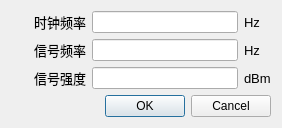
Quenii/ADCEVM, file soft/zebra-scope/SignalSettingsDialog.ui: the form before one commit.
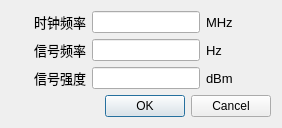
The form after the commit.

```diff
--- a/soft/zebra-scope/SignalSettingsDialog.ui
+++ b/soft/zebra-scope/SignalSettingsDialog.ui
@@ -56,17 +56,11 @@
      </item>
      <item row="0" column="2">
       <widget class="QLabel" name="labl_25">
-       <property name="minimumSize">
-        <size>
-         <width>20</width>
-         <height>0</height>
-        </size>
-       </property>
-       <property name="maximumSize">
-        <size>
-         <width>20</width>
-         <height>16777215</height>
-        </size>
+       <property name="sizePolicy">
+        <sizepolicy hsizetype="Minimum" vsizetype="Preferred">
+         <horstretch>0</horstretch>
+         <verstretch>0</verstretch>
+        </sizepolicy>
        </property>
        <property name="font">
         <font>
@@ -75,7 +69,7 @@
         </font>
        </property>
        <property name="text">
-        <string>Hz</string>
+        <string>MHz</string>
        </property>
       </widget>
      </item>
@@ -107,6 +101,12 @@
      </item>
      <item row="1" column="2">
       <widget class="QLabel" name="labl_26">
+       <property name="sizePolicy">
+        <sizepolicy hsizetype="Minimum" vsizetype="Preferred">
+         <horstretch>0</horstretch>
+         <verstretch>0</verstretch>
+        </sizepolicy>
+       </property>
        <property name="font">
         <font>
          <family>Arial</family>
@@ -146,6 +146,12 @@
      </item>
      <item row="2" column="2">
       <widget class="QLabel" name="labl_18">
+       <property name="sizePolicy">
+        <sizepolicy hsizetype="Minimum" vsizetype="Preferred">
+         <horstretch>0</horstretch>
+         <verstretch>0</verstretch>
+        </sizepolicy>
+       </property>
        <property name="font">
         <font>
          <family>Arial</family>
```
Left out of the diff: 2 changed lines with no effect on the pictures.
